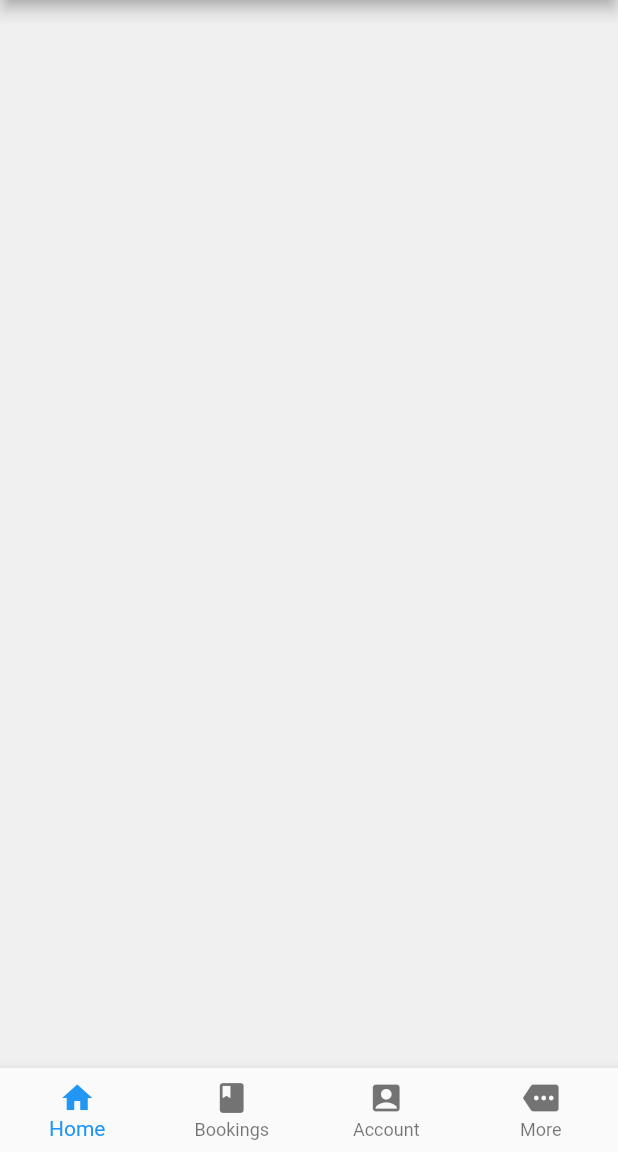
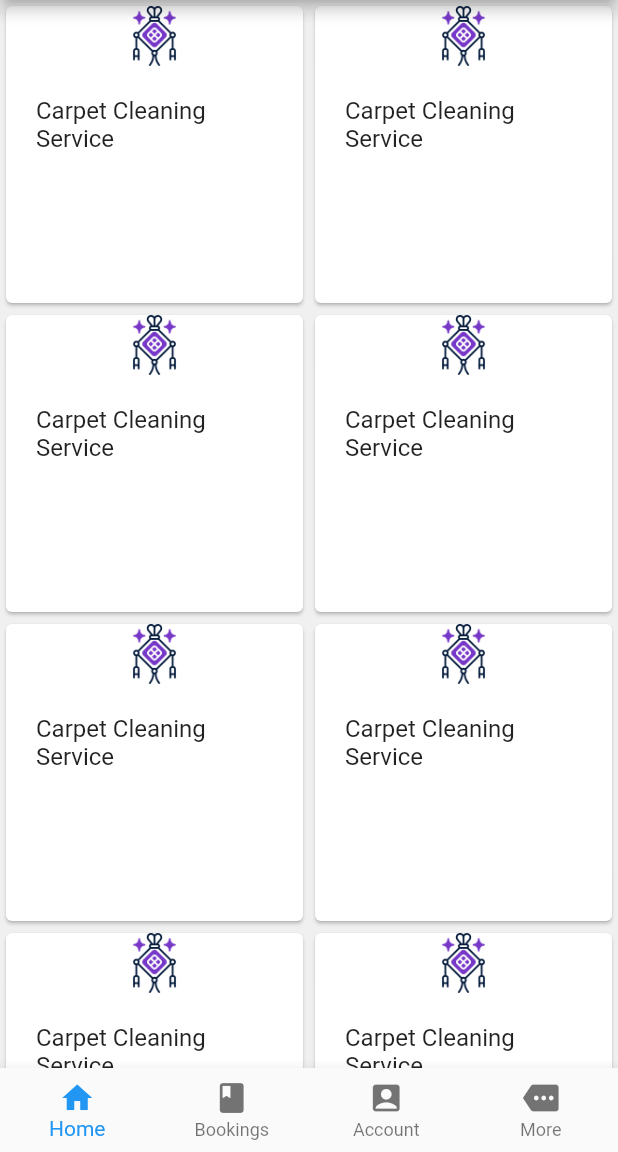
Before and after one commit to jonyszone/flutter_dashboard_ui, a Flutter app: the screen it shows after launch, on a phone screen of 412 x 824 dp, the part 84-1236 px from its top. Run offline on Flutter 3.47's test engine with Material 2 defaults, Android fonts, the phone set to English and light mode, and no system bars.

Commit message:
added card in dashboard page

```diff
--- /dev/null
+++ b/lib/dashboard_page.dart
@@ -0,0 +1,34 @@
+import 'package:flutter/material.dart';
+
+class DashboardPage extends StatelessWidget {
+  const DashboardPage({super.key});
+
+  @override
+  Widget build(BuildContext context) {
+    return GridView.builder(
+        gridDelegate:
+            const SliverGridDelegateWithFixedCrossAxisCount(crossAxisCount: 2),
+        itemBuilder: (BuildContext context, int index) {
+          return Card(
+            child: Column(
+              children: <Widget>[
+                Image.asset(
+                  "images/icons8-adornment.png",
+                  height: 40,
+                  width: 40,
+                ),
+                const Padding(
+                  padding: EdgeInsets.all(20),
+                  child: Text(
+                    "Carpet Cleaning Service",
+                    style: TextStyle(
+                      fontSize: 16
+                    ),
+                  ),
+                )
+              ],
+            ),
+          );
+        });
+  }
+}
--- a/lib/main_page.dart
+++ b/lib/main_page.dart
@@ -1,4 +1,6 @@
 import 'package:flutter/material.dart';
+
+import 'dashboard_page.dart';
 
 class MainPage extends StatefulWidget {
   const MainPage({super.key});
@@ -8,26 +10,36 @@ class MainPage extends StatefulWidget {
 }
 
 class _MainPageState extends State<MainPage> {
+  var _currentIndex = 0;
+
   @override
   Widget build(BuildContext context) {
     return Scaffold(
       appBar: AppBar(
-        title: Text("SEO Xpate University"),
+        title: const Text("SEO Xpate University"),
       ),
-
       backgroundColor: const Color(0xFFF0F0F0),
       bottomNavigationBar: BottomNavigationBar(
+        currentIndex: _currentIndex,
         type: BottomNavigationBarType.fixed,
         onTap: (index) {
-
+          setState(() {
+            _currentIndex = index;
+          });
         },
         items: const [
           BottomNavigationBarItem(icon: Icon(Icons.home), label: 'Home'),
           BottomNavigationBarItem(icon: Icon(Icons.book), label: 'Bookings'),
-          BottomNavigationBarItem(icon: Icon(Icons.account_box), label: 'Account'),
+          BottomNavigationBarItem(
+              icon: Icon(Icons.account_box), label: 'Account'),
           BottomNavigationBarItem(icon: Icon(Icons.more), label: 'More'),
         ],
       ),
+      body: getBodyWidget(),
     );
   }
+
+  getBodyWidget() {
+    return (_currentIndex == 0) ? const DashboardPage() : Container();
+  }
 }
```
Also changed, not shown: pubspec.yaml (+9 -3 lines), images/icons8-adornment.png (added), images/icons8-broom.png (added), images/icons8-cleaner.png (added), images/icons8-house.png (added), images/icons8-offices.png (added), images/icons8-paint-roller.png (added), images/icons8-vacuum.png (added), images/icons8-window.png (added).
